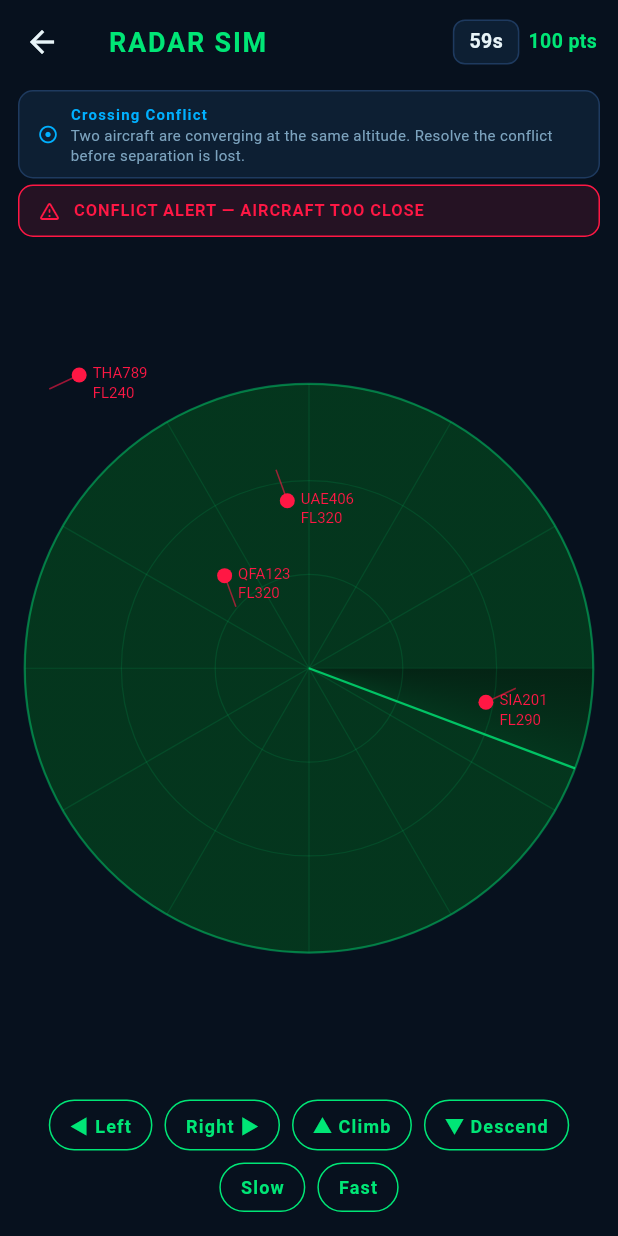
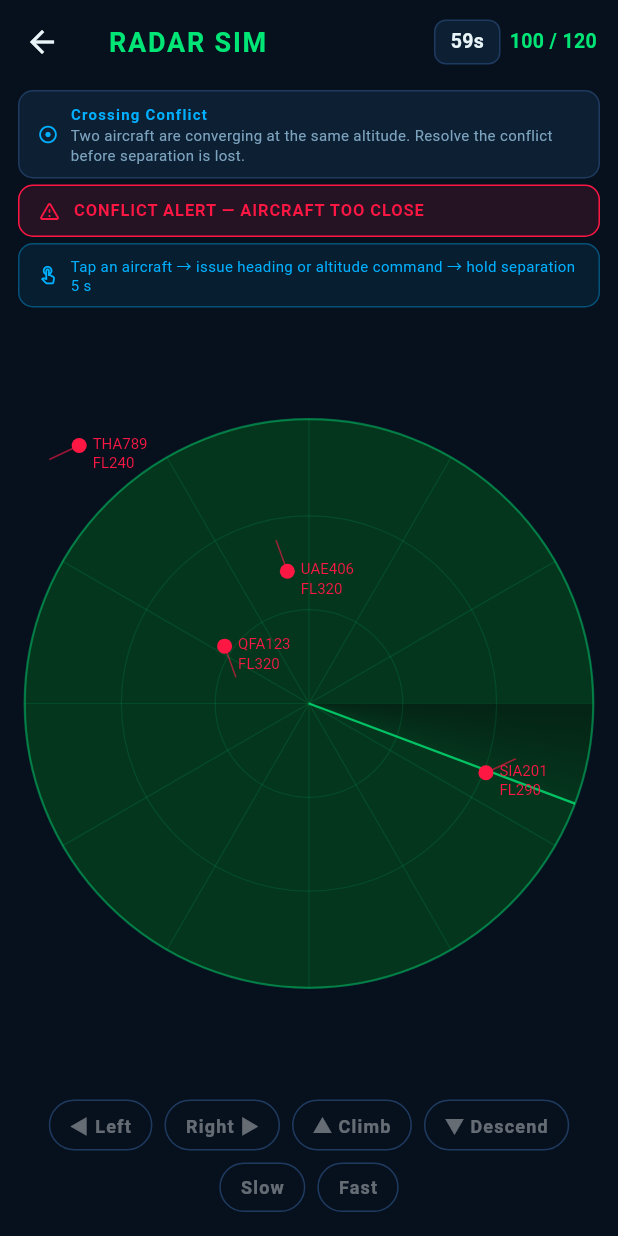
Before and after one commit to tonybjzhao/atm_academy, a Flutter app: the RadarSimulationScreen screen opened directly, on a phone screen of 412 x 824 dp. Run offline on Flutter 3.47's test engine with Material 3 defaults, Android fonts, the phone set to English and light mode, and no system bars; our stand-ins replace shared_preferences; accounts and stored records are empty.

Commit message:
fix(radar): V2 UX polish — hint, disabled buttons, score colour, success subtitle
- How-to hint banner: shown until first aircraft tap, then auto-hides.
  "Tap aircraft → heading/altitude command → hold separation 5 s"
- Command buttons: directly disabled (gray) when no aircraft selected,
  removing the snackbar guard in favour of clear visual affordance
- Score display: "$score / 120" with dynamic colour (green ≥80, amber 40–79, red <40)
- Success overlay: adds subtitle explaining how separation was achieved
  ("Separation restored by heading or altitude change")
- 2 new ARB keys (radarV2HowTo, radarV2SuccessHint) in EN / ZH / FR

Co-Authored-By: Claude Sonnet 4.6 <noreply@anthropic.com>

```diff
--- a/lib/l10n/app_en.arb
+++ b/lib/l10n/app_en.arb
@@ -850,5 +850,9 @@
   "radarV2TryAgain": "Try Again",
   "@radarV2TryAgain": {},
   "radarV2Resolving": "RESOLVING",
-  "@radarV2Resolving": {}
+  "@radarV2Resolving": {},
+  "radarV2HowTo": "Tap an aircraft → issue heading or altitude command → hold separation 5 s",
+  "@radarV2HowTo": {},
+  "radarV2SuccessHint": "Separation restored by heading or altitude change",
+  "@radarV2SuccessHint": {}
 }
--- a/lib/l10n/app_fr.arb
+++ b/lib/l10n/app_fr.arb
@@ -424,5 +424,7 @@
   "radarV2ScenarioFailed": "Scénario échoué",
   "radarV2FinalScore": "Score final",
   "radarV2TryAgain": "Réessayer",
-  "radarV2Resolving": "EN COURS"
+  "radarV2Resolving": "EN COURS",
+  "radarV2HowTo": "Appuyez sur un aéronef → donnez un ordre de cap ou d'altitude → maintenez la séparation 5 s",
+  "radarV2SuccessHint": "Séparation rétablie par changement de cap ou d'altitude"
 }
--- a/lib/l10n/app_localizations.dart
+++ b/lib/l10n/app_localizations.dart
@@ -2577,6 +2577,18 @@ abstract class AppLocalizations {
   /// In en, this message translates to:
   /// **'RESOLVING'**
   String get radarV2Resolving;
+
+  /// No description provided for @radarV2HowTo.
+  ///
+  /// In en, this message translates to:
+  /// **'Tap an aircraft → issue heading or altitude command → hold separation 5 s'**
+  String get radarV2HowTo;
+
+  /// No description provided for @radarV2SuccessHint.
+  ///
+  /// In en, this message translates to:
+  /// **'Separation restored by heading or altitude change'**
+  String get radarV2SuccessHint;
 }
 
 class _AppLocalizationsDelegate
--- a/lib/l10n/app_localizations_en.dart
+++ b/lib/l10n/app_localizations_en.dart
@@ -1399,4 +1399,12 @@ class AppLocalizationsEn extends AppLocalizations {
 
   @override
   String get radarV2Resolving => 'RESOLVING';
+
+  @override
+  String get radarV2HowTo =>
+      'Tap an aircraft → issue heading or altitude command → hold separation 5 s';
+
+  @override
+  String get radarV2SuccessHint =>
+      'Separation restored by heading or altitude change';
 }
--- a/lib/l10n/app_localizations_fr.dart
+++ b/lib/l10n/app_localizations_fr.dart
@@ -1427,4 +1427,12 @@ class AppLocalizationsFr extends AppLocalizations {
 
   @override
   String get radarV2Resolving => 'EN COURS';
+
+  @override
+  String get radarV2HowTo =>
+      'Appuyez sur un aéronef → donnez un ordre de cap ou d\'altitude → maintenez la séparation 5 s';
+
+  @override
+  String get radarV2SuccessHint =>
+      'Séparation rétablie par changement de cap ou d\'altitude';
 }
--- a/lib/l10n/app_localizations_zh.dart
+++ b/lib/l10n/app_localizations_zh.dart
@@ -1266,4 +1266,10 @@ class AppLocalizationsZh extends AppLocalizations {
 
   @override
   String get radarV2Resolving => '解除中';
+
+  @override
+  String get radarV2HowTo => '点击航空器 → 发出航向或高度指令 → 保持间隔5秒';
+
+  @override
+  String get radarV2SuccessHint => '通过调整航向或高度成功恢复间隔';
 }
--- a/lib/l10n/app_zh.arb
+++ b/lib/l10n/app_zh.arb
@@ -424,5 +424,7 @@
   "radarV2ScenarioFailed": "场景失败",
   "radarV2FinalScore": "最终得分",
   "radarV2TryAgain": "再试一次",
-  "radarV2Resolving": "解除中"
+  "radarV2Resolving": "解除中",
+  "radarV2HowTo": "点击航空器 → 发出航向或高度指令 → 保持间隔5秒",
+  "radarV2SuccessHint": "通过调整航向或高度成功恢复间隔"
 }
--- a/lib/screens/radar_simulation_screen.dart
+++ b/lib/screens/radar_simulation_screen.dart
@@ -34,6 +34,7 @@ class _RadarSimulationScreenState extends State<RadarSimulationScreen>
   // Counts physics ticks (50ms each) where no conflict exists.
   // 100 ticks = 5 continuous seconds clear → success.
   int _conflictFreeTicks = 0;
+  bool _everSelected = false;   // hides the how-to hint after first selection
 
   // ── Timers ────────────────────────────────────────────────────────────────
   Timer? _countdownTimer;
@@ -138,6 +139,7 @@ class _RadarSimulationScreenState extends State<RadarSimulationScreen>
       _score = 100;
       _conflictFreeTicks = 0;
       _selected = null;
+      _everSelected = false;
     });
     _startTimers();
   }
@@ -167,18 +169,12 @@ class _RadarSimulationScreenState extends State<RadarSimulationScreen>
     });
   }
 
-  VoidCallback _guarded(BuildContext ctx, VoidCallback action) => () {
-    if (_selected == null) {
-      ScaffoldMessenger.of(ctx).showSnackBar(SnackBar(
-        content: Text(AppLocalizations.of(ctx)!.radarV2SelectHint),
-        duration: const Duration(seconds: 1),
-        behavior: SnackBarBehavior.floating,
-        backgroundColor: AppTheme.surface,
-      ));
-      return;
-    }
-    action();
-  };
+  // Score colour: green ≥80, amber 40–79, red <40
+  Color _scoreColor() {
+    if (_score >= 80) return AppTheme.primary;
+    if (_score >= 40) return AppTheme.warning;
+    return AppTheme.danger;
+  }
 
   // ── Build ─────────────────────────────────────────────────────────────────
   @override
@@ -220,14 +216,14 @@ class _RadarSimulationScreenState extends State<RadarSimulationScreen>
               ),
             ),
           ),
-          // Score badge
+          // Score badge with dynamic colour
           Padding(
             padding: const EdgeInsets.only(right: 14),
             child: Center(
               child: Text(
-                '$_score pts',
-                style: const TextStyle(
-                  color: AppTheme.primary,
+                '$_score / 120',
+                style: TextStyle(
+                  color: _scoreColor(),
                   fontWeight: FontWeight.w700,
                   fontSize: 13,
                 ),
@@ -353,6 +349,34 @@ class _RadarSimulationScreenState extends State<RadarSimulationScreen>
                 ),
               ),
 
+              // ── How-to hint (shown until first aircraft selected) ─────────
+              if (!_everSelected && _state == _ScenarioState.playing)
+                Container(
+                  margin: const EdgeInsets.fromLTRB(12, 0, 12, 4),
+                  padding: const EdgeInsets.symmetric(horizontal: 12, vertical: 7),
+                  decoration: BoxDecoration(
+                    color: AppTheme.secondary.withValues(alpha: 0.08),
+                    borderRadius: BorderRadius.circular(10),
+                    border: Border.all(color: AppTheme.secondary.withValues(alpha: 0.35)),
+                  ),
+                  child: Row(
+                    children: [
+                      const Icon(Icons.touch_app_outlined, color: AppTheme.secondary, size: 14),
+                      const SizedBox(width: 8),
+                      Expanded(
+                        child: Text(
+                          l10n.radarV2HowTo,
+                          style: const TextStyle(
+                            color: AppTheme.secondary,
+                            fontSize: 10,
+                            height: 1.3,
+                          ),
+                        ),
+                      ),
+                    ],
+                  ),
+                ),
+
               // ── Radar display ────────────────────────────────────────────
               Expanded(
                 child: GestureDetector(
@@ -365,7 +389,7 @@ class _RadarSimulationScreenState extends State<RadarSimulationScreen>
                       final d = sqrt(pow(p.dx - a.x, 2) + pow(p.dy - a.y, 2));
                       if (d < minDist) { minDist = d; hit = a; }
                     }
-                    setState(() => _selected = hit);
+                    setState(() { _selected = hit; if (hit != null) _everSelected = true; });
                   },
                   child: CustomPaint(
                     painter: RadarPainter(
@@ -418,12 +442,12 @@ class _RadarSimulationScreenState extends State<RadarSimulationScreen>
                     runSpacing: 8,
                     alignment: WrapAlignment.center,
                     children: [
-                      _cmdBtn(context, l10n.cmdTurnLeft,  _guarded(context, () => _issueCommand('left'))),
-                      _cmdBtn(context, l10n.cmdTurnRight, _guarded(context, () => _issueCommand('right'))),
-                      _cmdBtn(context, l10n.cmdClimb,     _guarded(context, () => _issueCommand('climb'))),
-                      _cmdBtn(context, l10n.cmdDescend,   _guarded(context, () => _issueCommand('descend'))),
-                      _cmdBtn(context, l10n.cmdSlow,      _guarded(context, () => _issueCommand('slow'))),
-                      _cmdBtn(context, l10n.cmdFast,      _guarded(context, () => _issueCommand('fast'))),
+                      _cmdBtn(l10n.cmdTurnLeft,  _selected != null ? () => _issueCommand('left')    : null),
+                      _cmdBtn(l10n.cmdTurnRight, _selected != null ? () => _issueCommand('right')   : null),
+                      _cmdBtn(l10n.cmdClimb,     _selected != null ? () => _issueCommand('climb')   : null),
+                      _cmdBtn(l10n.cmdDescend,   _selected != null ? () => _issueCommand('descend') : null),
+                      _cmdBtn(l10n.cmdSlow,      _selected != null ? () => _issueCommand('slow')    : null),
+                      _cmdBtn(l10n.cmdFast,      _selected != null ? () => _issueCommand('fast')    : null),
                     ],
                   ),
                 ),
@@ -442,12 +466,13 @@ class _RadarSimulationScreenState extends State<RadarSimulationScreen>
     );
   }
 
-  Widget _cmdBtn(BuildContext ctx, String label, VoidCallback onTap) {
+  Widget _cmdBtn(String label, VoidCallback? onTap) {
+    final enabled = onTap != null;
     return OutlinedButton(
       onPressed: onTap,
       style: OutlinedButton.styleFrom(
-        foregroundColor: AppTheme.primary,
-        side: const BorderSide(color: AppTheme.primary),
+        foregroundColor: enabled ? AppTheme.primary : AppTheme.textSecondary,
+        side: BorderSide(color: enabled ? AppTheme.primary : AppTheme.borderColor),
         padding: const EdgeInsets.symmetric(horizontal: 14, vertical: 8),
         minimumSize: Size.zero,
         tapTargetSize: MaterialTapTargetSize.shrinkWrap,
@@ -496,9 +521,21 @@ class _ResultOverlay extends StatelessWidget {
                   letterSpacing: 0.4,
                 ),
               ),
+              if (success) ...[
+                const SizedBox(height: 6),
+                Text(
+                  l10n.radarV2SuccessHint,
+                  textAlign: TextAlign.center,
+                  style: const TextStyle(
+                    color: AppTheme.textSecondary,
+                    fontSize: 12,
+                    height: 1.4,
+                  ),
+                ),
+              ],
               const SizedBox(height: 8),
               Text(
-                '${l10n.radarV2FinalScore}: $score',
+                '${l10n.radarV2FinalScore}: $score / 120',
                 style: const TextStyle(
                   color: AppTheme.textSecondary,
                   fontSize: 16,
```
